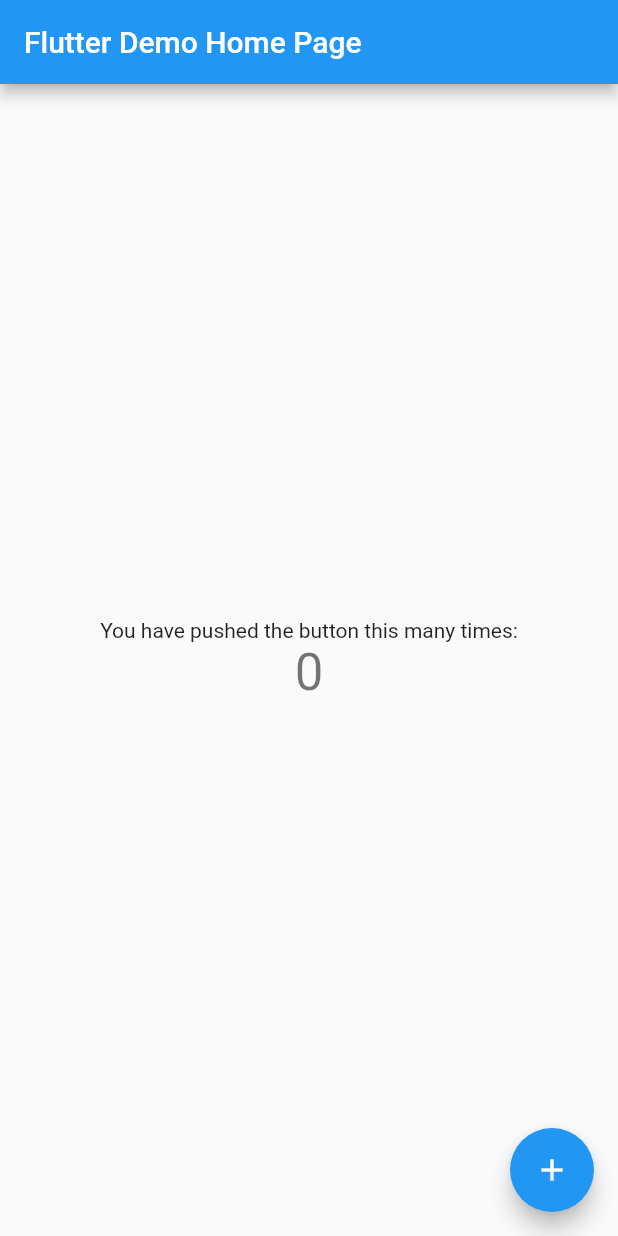
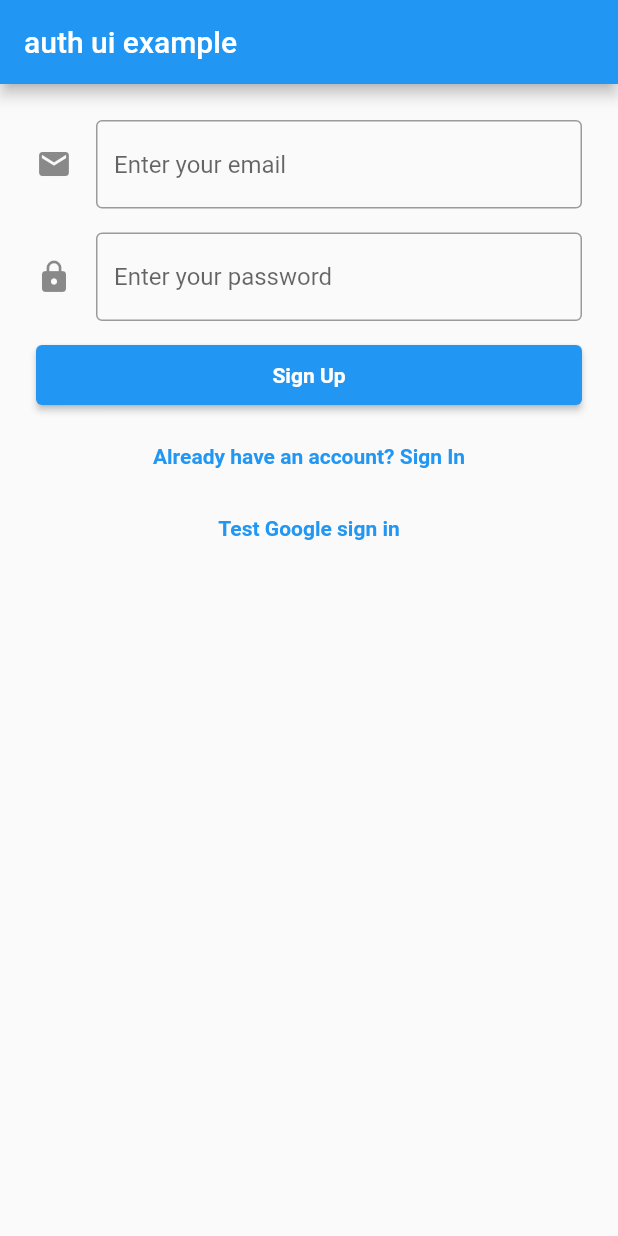
Before and after one commit to supabase-community/flutter-auth-ui, a Flutter app: the screen it shows after launch, on a phone screen of 412 x 824 dp. Run offline on Flutter 3.47's test engine with Material 2 defaults, Android fonts, the phone set to English and light mode, and no system bars; our stand-ins replace email_validator, flutter_dotenv, supabase_flutter; accounts and stored records are empty.

Commit message:
added basic auth flow to the example app

```diff
--- a/example/lib/main.dart
+++ b/example/lib/main.dart
@@ -1,6 +1,18 @@
 import 'package:flutter/material.dart';
+import 'package:flutter_dotenv/flutter_dotenv.dart';
+import 'package:supa_flutter_auth/supa_flutter_auth.dart';
 
-void main() {
+import './home.dart';
+import './sign_up.dart';
+import './sign_in.dart';
+
+void main() async {
+  WidgetsFlutterBinding.ensureInitialized();
+  await dotenv.load(fileName: ".env");
+  await SupabaseAuth().initSupabase(
+    dotenv.env['SUPABASE_URL']!,
+    dotenv.env['SUPABASE_ANON_KEY']!,
+  );
   runApp(const MyApp());
 }
 
@@ -13,103 +25,14 @@
     return MaterialApp(
       title: 'Flutter Demo',
       theme: ThemeData(
-        // This is the theme of your application.
-        //
-        // Try running your application with "flutter run". You'll see the
-        // application has a blue toolbar. Then, without quitting the app, try
-        // changing the primarySwatch below to Colors.green and then invoke
-        // "hot reload" (press "r" in the console where you ran "flutter run",
-        // or simply save your changes to "hot reload" in a Flutter IDE).
-        // Notice that the counter didn't reset back to zero; the application
-        // is not restarted.
         primarySwatch: Colors.blue,
       ),
-      home: const MyHomePage(title: 'Flutter Demo Home Page'),
+      initialRoute: '/',
+      routes: {
+        '/': (context) => const SignUp(),
+        '/sign_in': (context) => const SignIn(),
+        '/home': (context) => Home(),
+      },
     );
   }
 }
-
-class MyHomePage extends StatefulWidget {
-  const MyHomePage({Key? key, required this.title}) : super(key: key);
-
-  // This widget is the home page of your application. It is stateful, meaning
-  // that it has a State object (defined below) that contains fields that affect
-  // how it looks.
-
-  // This class is the configuration for the state. It holds the values (in this
-  // case the title) provided by the parent (in this case the App widget) and
-  // used by the build method of the State. Fields in a Widget subclass are
-  // always marked "final".
-
-  final String title;
-
-  @override
-  State<MyHomePage> createState() => _MyHomePageState();
-}
-
-class _MyHomePageState extends State<MyHomePage> {
-  int _counter = 0;
-
-  void _incrementCounter() {
-    setState(() {
-      // This call to setState tells the Flutter framework that something has
-      // changed in this State, which causes it to rerun the build method below
-      // so that the display can reflect the updated values. If we changed
-      // _counter without calling setState(), then the build method would not be
-      // called again, and so nothing would appear to happen.
-      _counter++;
-    });
-  }
-
-  @override
-  Widget build(BuildContext context) {
-    // This method is rerun every time setState is called, for instance as done
-    // by the _incrementCounter method above.
-    //
-    // The Flutter framework has been optimized to make rerunning build methods
-    // fast, so that you can just rebuild anything that needs updating rather
-    // than having to individually change instances of widgets.
-    return Scaffold(
-      appBar: AppBar(
-        // Here we take the value from the MyHomePage object that was created by
-        // the App.build method, and use it to set our appbar title.
-        title: Text(widget.title),
-      ),
-      body: Center(
-        // Center is a layout widget. It takes a single child and positions it
-        // in the middle of the parent.
-        child: Column(
-          // Column is also a layout widget. It takes a list of children and
-          // arranges them vertically. By default, it sizes itself to fit its
-          // children horizontally, and tries to be as tall as its parent.
-          //
-          // Invoke "debug painting" (press "p" in the console, choose the
-          // "Toggle Debug Paint" action from the Flutter Inspector in Android
-          // Studio, or the "Toggle Debug Paint" command in Visual Studio Code)
-          // to see the wireframe for each widget.
-          //
-          // Column has various properties to control how it sizes itself and
-          // how it positions its children. Here we use mainAxisAlignment to
-          // center the children vertically; the main axis here is the vertical
-          // axis because Columns are vertical (the cross axis would be
-          // horizontal).
-          mainAxisAlignment: MainAxisAlignment.center,
-          children: <Widget>[
-            const Text(
-              'You have pushed the button this many times:',
-            ),
-            Text(
-              '$_counter',
-              style: Theme.of(context).textTheme.headline4,
-            ),
-          ],
-        ),
-      ),
-      floatingActionButton: FloatingActionButton(
-        onPressed: _incrementCounter,
-        tooltip: 'Increment',
-        child: const Icon(Icons.add),
-      ), // This trailing comma makes auto-formatting nicer for build methods.
-    );
-  }
-}
--- /dev/null
+++ b/example/lib/sign_up.dart
@@ -0,0 +1,44 @@
+import 'package:flutter/material.dart';
+import 'package:supa_flutter_auth/supa_flutter_auth.dart';
+
+class SignUp extends StatelessWidget {
+  const SignUp({Key? key}) : super(key: key);
+
+  @override
+  Widget build(BuildContext context) {
+    return Scaffold(
+      appBar: AppBar(
+        title: const Text('auth ui example'),
+      ),
+      body: Padding(
+        padding: const EdgeInsets.all(24.0),
+        child: Column(
+          children: [
+            const SupaEmailAuth(
+              authAction: AuthAction.signUp,
+              redirectUrl: '/home',
+            ),
+            TextButton(
+                child: const Text(
+                  'Already have an account? Sign In',
+                  style: TextStyle(fontWeight: FontWeight.bold),
+                ),
+                onPressed: () {
+                  Navigator.pushNamed(context, '/sign_in');
+                },
+              ),
+              TextButton(
+                child: const Text(
+                  'Test Google sign in',
+                  style: TextStyle(fontWeight: FontWeight.bold),
+                ),
+                onPressed: () async {
+                  await SupabaseAuth().signInWithGoogle();
+                },
+              ),
+          ],
+        ),
+      ),
+    );
+  }
+}
```
Also changed, not shown: example/lib/home.dart (added, +32 -0 lines), example/lib/sign_in.dart (added, +44 -0 lines).
